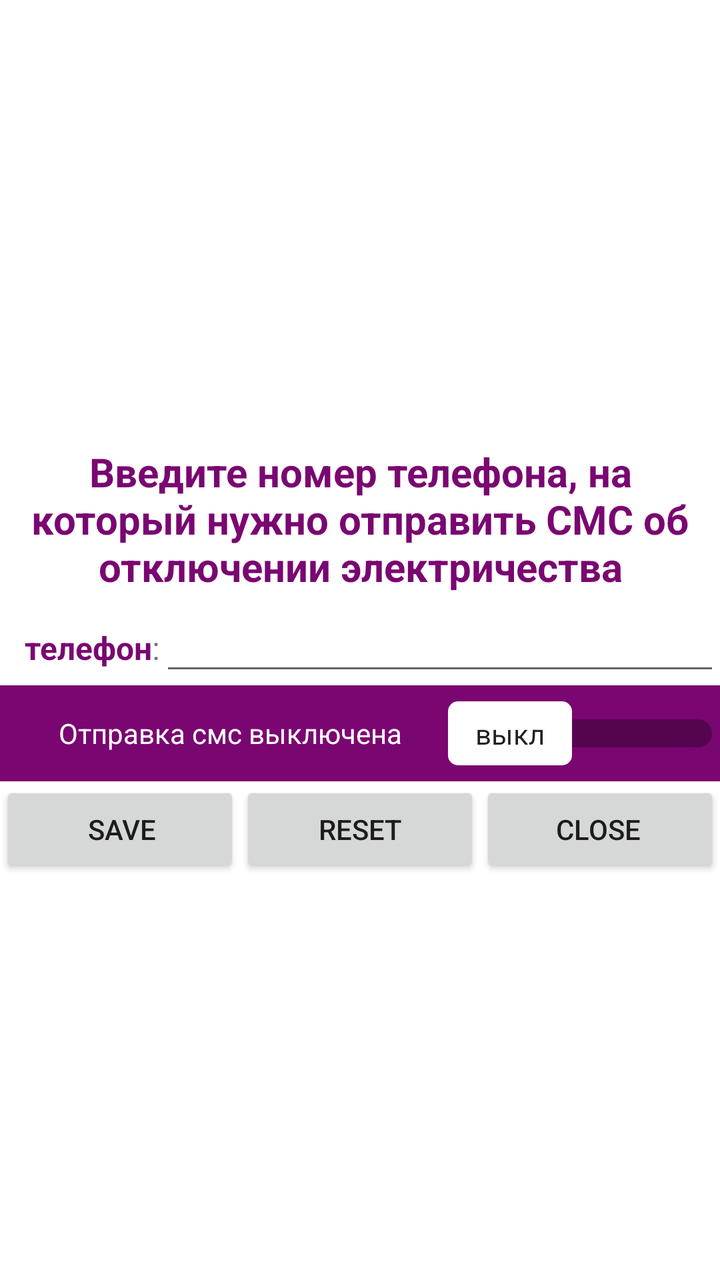
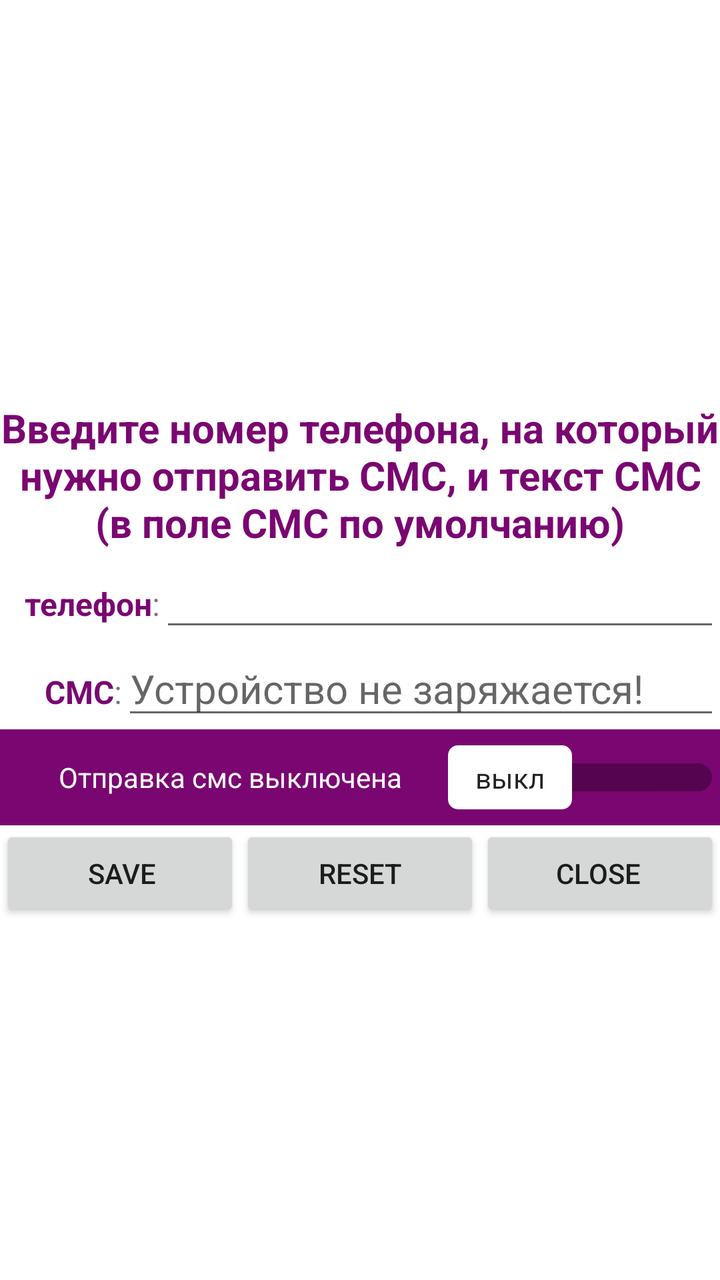

The first picture is an Android layout as it rendered before a commit; the second is the same layout after the commit. The layout source and the unified diff follow.
<!-- AndroidManifest.xml: application theme Theme.ScreenClock -->
<!-- res/layout/activity_add_employee.xml -->
<?xml version="1.0" encoding="utf-8"?>
<LinearLayout xmlns:android="http://schemas.android.com/apk/res/android"
    xmlns:app="http://schemas.android.com/apk/res-auto"
    xmlns:tools="http://schemas.android.com/tools"
    android:layout_width="match_parent"
    android:layout_height="match_parent"
    android:background="@color/white"
    android:gravity="center"
    android:orientation="vertical">

    <TextView

        android:id="@+id/month2"
        android:layout_width="match_parent"
        android:layout_height="wrap_content"
        android:gravity="center"
        android:paddingTop="0dp"
        android:paddingBottom="2dp"
        android:textColor="@color/Purple2"
        android:textColorHint="#FFF"
        android:textStyle="bold" />

    <TextView

        android:id="@+id/month"
        android:layout_width="match_parent"
        android:layout_height="wrap_content"
        android:gravity="center"
        android:paddingTop="0dp"
        android:paddingBottom="2dp"
        android:text="Введите номер телефона, на который нужно отправить СМС об отключении электричества"
        android:textColor="@color/Purple2"
        android:textColorHint="#FFF"
        android:textSize="20sp"
        android:textStyle="bold"
        tools:ignore="HardcodedText" />

    <LinearLayout
        android:layout_width="match_parent"
        android:layout_height="wrap_content"
        android:orientation="horizontal">

        <TextView
            android:id="@+id/textView6"
            android:layout_width="wrap_content"
            android:layout_height="wrap_content"
            android:ems="4"
            android:gravity="right"
            android:text="телефон"
            android:textColor="@color/Purple2"
            android:textSize="16sp"
            android:textStyle="bold"
            tools:ignore="HardcodedText,RtlHardcoded" />

        <TextView
            android:id="@+id/textView9"
            android:layout_width="wrap_content"
            android:layout_height="wrap_content"
            android:text=":"
            android:textSize="16sp" />

        <EditText
            android:id="@+id/editTextName1"
            android:layout_width="wrap_content"
            android:layout_height="wrap_content"
            android:layout_weight="1"
            android:ems="10"
            android:gravity="start|top"
            android:inputType="phone"
            android:textColor="@color/black"
            android:textSize="20sp"
            tools:ignore="InefficientWeight,SpeakableTextPresentCheck" />


    </LinearLayout>

    <androidx.appcompat.widget.SwitchCompat
        android:id="@+id/switch1"
        android:layout_width="match_parent"
        android:layout_height="wrap_content"
        android:layout_gravity="center"
        android:background="@color/Purple2"
        android:checked="false"
        android:gravity="center"
        android:minHeight="48dp"
        android:paddingStart="10dp"
        android:text="Отправка смс выключена"


        android:textColor="@color/white"

        android:textOff="выкл"
        android:textOn="вкл"
        android:thumb="@drawable/switch_thumb"
        app:showText="true"
        tools:ignore="HardcodedText,UseSwitchCompatOrMaterialXml" />


    

    <LinearLayout
        android:layout_width="match_parent"
        android:layout_height="wrap_content"
        android:orientation="horizontal">

        <Button
            android:id="@+id/button"
            android:layout_width="wrap_content"
            android:layout_height="wrap_content"
            android:layout_weight="1"
            android:insetLeft="6dp"
            android:insetRight="6dp"
            android:paddingEnd="10dp"
            android:text="SAVE" />

        <Button
            android:id="@+id/button3"
            android:layout_width="wrap_content"
            android:layout_height="wrap_content"
            android:layout_weight="1"
            android:text="RESET" />

        <Button
            android:id="@+id/close"
            android:layout_width="wrap_content"
            android:layout_height="wrap_content"
            android:layout_weight="1"
            android:insetLeft="6dp"
            android:insetRight="6dp"
            android:paddingStart="10dp"
            android:text="close" />

    </LinearLayout>

</LinearLayout>
<!-- resources referenced by this layout -->
<resources>
  <color name="Purple2">#7A0671</color>
  <color name="black">#FF000000</color>
  <color name="white">#FFFFFFFF</color>
  <!-- drawable switch_thumb (drawable) -->
  <?xml version="1.0" encoding="utf-8"?>
  <selector xmlns:android="http://schemas.android.com/apk/res/android">
      <item android:drawable="@drawable/switch_thumb_unchecked" android:state_checked="false" />
      <item android:drawable="@drawable/switch_thumb_checked" android:state_checked="true" />
  </selector>
  <style name="Theme.ScreenClock" parent="Theme.MaterialComponents.DayNight.DarkActionBar">
          
          <item name="colorPrimary">@color/Purple2</item>
          <item name="colorPrimaryVariant">@color/Purple2</item>
          <item name="colorOnPrimary">@color/white</item>
          
          <item name="colorSecondary">@color/teal_200</item>
          <item name="colorSecondaryVariant">@color/teal_700</item>
          <item name="colorOnSecondary">@color/black</item>
          
          <item name="android:statusBarColor">?attr/colorPrimaryVariant</item>
          
      </style>
  <!-- drawable switch_thumb_unchecked (drawable) -->
  <?xml version="1.0" encoding="utf-8"?>
  <layer-list xmlns:android="http://schemas.android.com/apk/res/android">
      <item>
          <shape>
              <solid android:color="@color/white"/>
              <corners android:radius="5dp"/>
              <size android:height="40dp" android:width="70dp"/>
              <stroke android:width="8dp" android:color="@android:color/transparent" />
          </shape>
      </item>
  </layer-list>
  <!-- drawable switch_thumb_checked (drawable) -->
  <?xml version="1.0" encoding="utf-8"?>
  <layer-list xmlns:android="http://schemas.android.com/apk/res/android">
      <item>
          <shape>
              <solid android:color="@color/red"/>
              <corners android:radius="5dp"/>
              <size android:height="40dp" android:width="70dp"/>
              <stroke android:width="8dp" android:color="@android:color/transparent" />
          </shape>
      </item>
  </layer-list>
  <color name="teal_200">#FF03DAC5</color>
  <color name="teal_700">#FF018786</color>
  <color name="red"> #ff0000</color>#FF91A4
</resources>

<!-- the commit's change to res/layout/activity_add_employee.xml (unified diff, before → after) -->
@@ -28,7 +28,7 @@
         android:gravity="center"
         android:paddingTop="0dp"
         android:paddingBottom="2dp"
-        android:text="Введите номер телефона, на который нужно отправить СМС об отключении электричества"
+        android:text="Введите номер телефона, на который нужно отправить СМС, и текст СМС (в поле СМС по умолчанию)"
         android:textColor="@color/Purple2"
         android:textColorHint="#FFF"
         android:textSize="20sp"
@@ -67,6 +67,45 @@
             android:ems="10"
             android:gravity="start|top"
             android:inputType="phone"
+            android:textColor="@color/black"
+            android:textSize="20sp"
+            tools:ignore="InefficientWeight,SpeakableTextPresentCheck" />
+
+
+    </LinearLayout>
+    <LinearLayout
+        android:layout_width="match_parent"
+        android:layout_height="wrap_content"
+        android:orientation="horizontal">
+
+        <TextView
+            android:id="@+id/sms"
+            android:layout_width="wrap_content"
+            android:layout_height="wrap_content"
+            android:ems="3"
+            android:gravity="right"
+            android:text="СМС"
+            android:textColor="@color/Purple2"
+            android:textSize="16sp"
+            android:textStyle="bold"
+            tools:ignore="HardcodedText,RtlHardcoded" />
+
+        <TextView
+            android:id="@+id/textV"
+            android:layout_width="wrap_content"
+            android:layout_height="wrap_content"
+            android:text=":"
+            android:textSize="16sp" />
+
+        <EditText
+            android:id="@+id/editSms"
+            android:layout_width="wrap_content"
+            android:layout_height="wrap_content"
+            android:layout_weight="1"
+            android:ems="10"
+            android:gravity="start|top"
+            android:hint="Устройство не заряжается!"
+            android:inputType="text|textMultiLine"
             android:textColor="@color/black"
             android:textSize="20sp"
             tools:ignore="InefficientWeight,SpeakableTextPresentCheck" />
